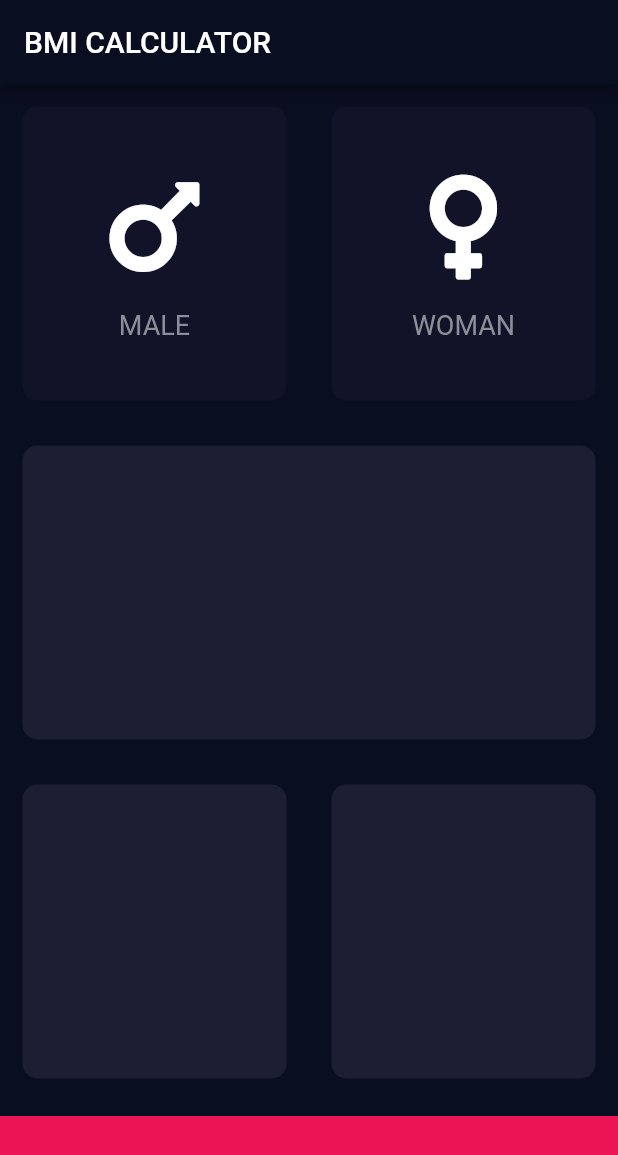
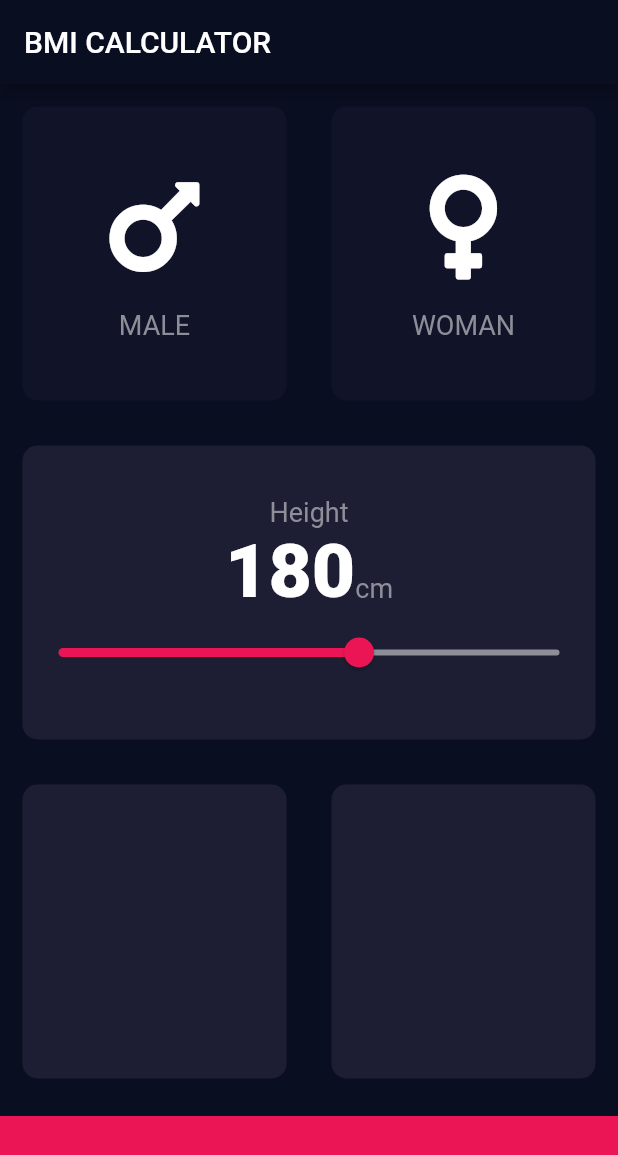
Before and after one commit to jeik0s/BMICalculator, a Flutter app: the screen it shows after launch, on a phone screen of 412 x 824 dp. Shown: the top 1155 px of the screen. Run offline on Flutter 3.47's test engine with Material 2 defaults, Android fonts, the phone set to English and light mode, and no system bars; our stand-ins replace font_awesome_flutter.

Commit message:
Lesson 9 - Sliders, const file

```diff
--- /dev/null
+++ b/lib/constants.dart
@@ -0,0 +1,17 @@
+import 'package:flutter/material.dart';
+
+
+const kkkBottomContainerHeight = 80.0;
+const kkkBottomContainerColor = Color(0xFFEB1555);
+const kkkInactiveCardColor = Color(0xFF111328);
+const kkkActiveCardColor = Color(0xFF1D1E33);
+
+const kkkCardTextStyle = TextStyle(
+  fontSize: 18.0,
+  color: Color(0xFF8D8E98),
+);
+
+const kkkNumberWithTextStyle = TextStyle(
+    fontSize: 50.0,
+    fontWeight: FontWeight.w900
+);
--- a/lib/icon_content.dart
+++ b/lib/icon_content.dart
@@ -1,10 +1,7 @@
 import 'package:flutter/material.dart';
+import 'constants.dart';
 
 const iconSize = 80.0;
-const cardTextStyle = TextStyle(
-                        fontSize: 18.0,
-                        color: Color(0xFF8D8E98),
-                      );
 
 class IconContent extends StatelessWidget {
   IconContent({required this.cardIcon, required this.cardText});
@@ -25,7 +22,7 @@ class IconContent extends StatelessWidget {
         ),
         Text(
           cardText,
-          style: cardTextStyle,
+          style: kkkCardTextStyle,
         )
       ],
     );
--- a/lib/input_page.dart
+++ b/lib/input_page.dart
@@ -2,11 +2,7 @@ import 'package:flutter/material.dart';
 import 'package:font_awesome_flutter/font_awesome_flutter.dart';
 import 'icon_content.dart';
 import 'reusable_card.dart';
-
-const bottomContainerHeight = 80.0;
-const bottomContainerColor = Color(0xFFEB1555);
-const inactiveCardColor = Color(0xFF111328);
-const activeCardColor = Color(0xFF1D1E33);
+import 'constants.dart';
 
 enum Gender {
   male,
@@ -21,10 +17,8 @@ class InputPage extends StatefulWidget {
 
 class _InputPageState extends State<InputPage> {
 
-  Color maleCardColor = inactiveCardColor;
-  Color femaleCardColor = inactiveCardColor;
-
   Gender genderSelected = Gender.none;
+  int height = 180;
 
   @override
   Widget build(BuildContext context) {
@@ -33,6 +27,7 @@ class _InputPageState extends State<InputPage> {
         title: Text('BMI CALCULATOR'),
       ),
       body: Column(
+        crossAxisAlignment: CrossAxisAlignment.stretch,
         children: <Widget>[
           Expanded(
             child: Row(
@@ -44,7 +39,9 @@ class _InputPageState extends State<InputPage> {
                         genderSelected = Gender.male;
                       });
                     },
-                    cardColor: genderSelected == Gender.male ? activeCardColor : inactiveCardColor,
+                    cardColor: genderSelected == Gender.male
+                        ? kkkActiveCardColor
+                        : kkkInactiveCardColor,
                     cardChild: IconContent(
                       cardIcon: FontAwesomeIcons.mars,
                       cardText: "MALE",
@@ -58,7 +55,9 @@ class _InputPageState extends State<InputPage> {
                         genderSelected = Gender.female;
                       });
                     },
-                    cardColor: genderSelected == Gender.female ? activeCardColor : inactiveCardColor,
+                    cardColor: genderSelected == Gender.female
+                        ? kkkActiveCardColor
+                        : kkkInactiveCardColor,
                     cardChild: IconContent(
                       cardIcon: FontAwesomeIcons.venus,
                       cardText: "WOMAN",
@@ -69,25 +68,60 @@ class _InputPageState extends State<InputPage> {
             ),
           ),
           Expanded(
-            child: ReusableCard(cardColor: activeCardColor),
+            child: ReusableCard(
+              cardColor: kkkActiveCardColor,
+              cardChild: Column(
+                mainAxisAlignment: MainAxisAlignment.center,
+                children: <Widget>[
+                  Text(
+                    "Height",
+                    style: kkkCardTextStyle,
+                  ),
+                  Row(
+                    mainAxisAlignment: MainAxisAlignment.center,
+                    crossAxisAlignment: CrossAxisAlignment.baseline,
+                    textBaseline: TextBaseline.alphabetic,
+                    children: <Widget>[
+                      Text(
+                        height.toString(),
+                        style: kkkNumberWithTextStyle,
+                      ),
+                      Text("cm",
+                      style: kkkCardTextStyle,)
+                    ],
+                  ),
+                  Slider(
+                      value: height.toDouble(),
+                      min: 120,
+                      max: 220,
+                      activeColor: Color(0xFFEB1555),
+                      inactiveColor: Color(0XFF8D8E98),
+                      onChanged: (double newValue){
+                        setState(() {
+                          height = newValue.round();
+                        });
+                      },)
+                ],
+              ),
+            ),
           ),
           Expanded(
             child: Row(
               children: <Widget>[
                 Expanded(
-                  child: ReusableCard(cardColor: activeCardColor),
+                  child: ReusableCard(cardColor: kkkActiveCardColor),
                 ),
                 Expanded(
-                  child: ReusableCard(cardColor: activeCardColor),
+                  child: ReusableCard(cardColor: kkkActiveCardColor),
                 ),
               ],
             ),
           ),
           Container(
-            color: bottomContainerColor,
+            color: kkkBottomContainerColor,
             margin: EdgeInsets.only(top: 10.0),
             width: double.infinity,
-            height: bottomContainerHeight,
+            height: kkkBottomContainerHeight,
           )
         ],
       ),
```
Also changed, not shown: 1 other file.
